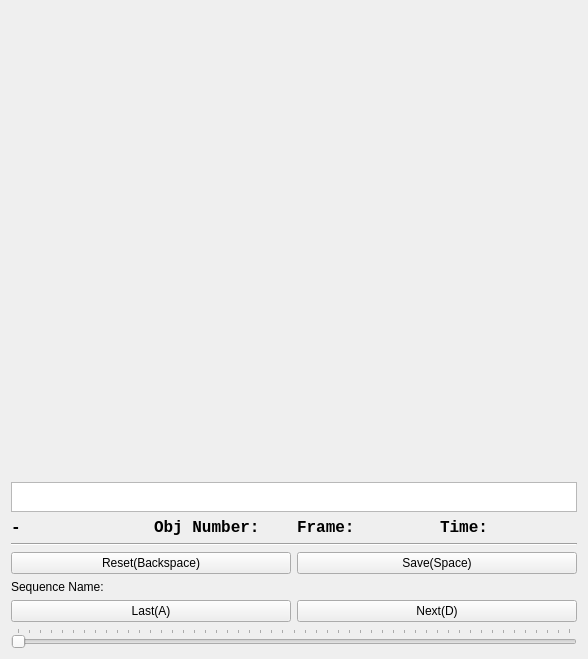
This is scribble_collector_UI.ui in ShenhanQian/inital-scribble-collector as Qt 5 draws it before an edit. The edited form follows.
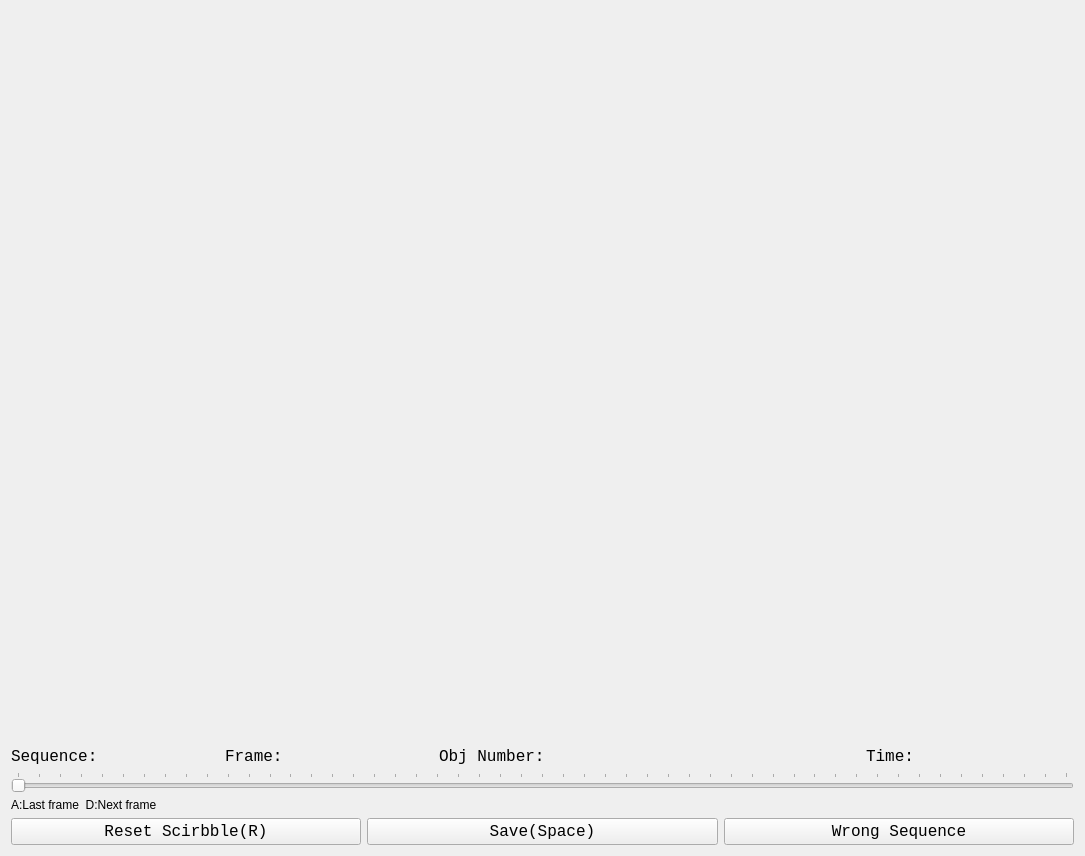
This is the edited form.

Commit message: - Rearrange interaction mode. - Add user json to record labeled and error sequences.

What changed in the file:
```diff
--- a/scribble_collector_UI.ui
+++ b/scribble_collector_UI.ui
@@ -6,8 +6,8 @@
    <rect>
     <x>0</x>
     <y>0</y>
-    <width>588</width>
-    <height>659</height>
+    <width>1085</width>
+    <height>856</height>
    </rect>
   </property>
   <property name="sizePolicy">
@@ -17,7 +17,7 @@
    </sizepolicy>
   </property>
   <property name="windowTitle">
-   <string>Form</string>
+   <string>Initial Scribbles Collector</string>
   </property>
   <layout class="QHBoxLayout" name="horizontalLayout_2">
    <item>
@@ -36,6 +36,9 @@
          <height>0</height>
         </size>
        </property>
+       <property name="cursor">
+        <cursorShape>CrossCursor</cursorShape>
+       </property>
        <property name="text">
         <string/>
        </property>
@@ -44,54 +47,23 @@
        </property>
       </widget>
      </item>
-     <item>
-      <layout class="QGridLayout" name="gridLayout"/>
-     </item>
-     <item>
-      <widget class="QTextBrowser" name="textBrowser">
-       <property name="maximumSize">
-        <size>
-         <width>16777215</width>
-         <height>30</height>
-        </size>
-       </property>
-       <property name="font">
-        <font>
-         <family>Consolas</family>
-         <pointsize>12</pointsize>
-        </font>
-       </property>
-      </widget>
-     </item>
      <item>
       <layout class="QHBoxLayout" name="horizontalLayout_7">
        <item>
-        <widget class="QLabel" name="label_labeld">
+        <widget class="QLabel" name="label_seq">
          <property name="font">
           <font>
            <family>Consolas</family>
            <pointsize>12</pointsize>
-           <weight>75</weight>
-           <bold>true</bold>
+           <weight>50</weight>
+           <italic>false</italic>
+           <bold>false</bold>
+           <underline>false</underline>
+           <strikeout>false</strikeout>
           </font>
          </property>
          <property name="text">
-          <string>-</string>
-         </property>
-        </widget>
-       </item>
-       <item>
-        <widget class="QLabel" name="label_obj">
-         <property name="font">
-          <font>
-           <family>Consolas</family>
-           <pointsize>12</pointsize>
-           <weight>75</weight>
-           <bold>true</bold>
-          </font>
-         </property>
-         <property name="text">
-          <string>Obj Number:  </string>
+          <string>Sequence: </string>
          </property>
         </widget>
        </item>
@@ -107,8 +79,8 @@
           <font>
            <family>Consolas</family>
            <pointsize>12</pointsize>
-           <weight>75</weight>
-           <bold>true</bold>
+           <weight>50</weight>
+           <bold>false</bold>
           </font>
          </property>
          <property name="text">
@@ -116,6 +88,36 @@
          </property>
         </widget>
        </item>
+       <item>
+        <widget class="QLabel" name="label_obj">
+         <property name="font">
+          <font>
+           <family>Consolas</family>
+           <pointsize>12</pointsize>
+           <weight>50</weight>
+           <bold>false</bold>
+          </font>
+         </property>
+         <property name="text">
+          <string>Obj Number:  </string>
+         </property>
+        </widget>
+       </item>
+       <item>
+        <widget class="QLabel" name="label_info">
+         <property name="font">
+          <font>
+           <family>Consolas</family>
+           <pointsize>12</pointsize>
+           <weight>75</weight>
+           <bold>true</bold>
+          </font>
+         </property>
+         <property name="text">
+          <string/>
+         </property>
+        </widget>
+       </item>
        <item>
         <widget class="QLabel" name="label_6">
          <property name="sizePolicy">
@@ -128,8 +130,8 @@
           <font>
            <family>Consolas</family>
            <pointsize>12</pointsize>
-           <weight>75</weight>
-           <bold>true</bold>
+           <weight>50</weight>
+           <bold>false</bold>
           </font>
          </property>
          <property name="text">
@@ -140,107 +142,104 @@
       </layout>
      </item>
      <item>
-      <widget class="Line" name="line_4">
+      <widget class="QSlider" name="horizontalSlider">
+       <property name="sizePolicy">
+        <sizepolicy hsizetype="Minimum" vsizetype="Minimum">
+         <horstretch>0</horstretch>
+         <verstretch>0</verstretch>
+        </sizepolicy>
+       </property>
+       <property name="mouseTracking">
+        <bool>false</bool>
+       </property>
+       <property name="focusPolicy">
+        <enum>Qt::NoFocus</enum>
+       </property>
+       <property name="maximum">
+        <number>50</number>
+       </property>
        <property name="orientation">
         <enum>Qt::Horizontal</enum>
        </property>
+       <property name="tickPosition">
+        <enum>QSlider::TicksAbove</enum>
+       </property>
       </widget>
      </item>
      <item>
-      <layout class="QHBoxLayout" name="horizontalLayout_11">
+      <widget class="QLabel" name="label">
+       <property name="text">
+        <string>A:Last frame  D:Next frame</string>
+       </property>
+      </widget>
+     </item>
+     <item>
+      <layout class="QHBoxLayout" name="horizontalLayout_3">
        <item>
-        <layout class="QHBoxLayout" name="horizontalLayout_4">
-         <item>
-          <layout class="QVBoxLayout" name="verticalLayout_3">
-           <item>
-            <layout class="QHBoxLayout" name="horizontalLayout_3">
-             <item>
-              <widget class="QPushButton" name="pushButton_rst">
-               <property name="sizePolicy">
-                <sizepolicy hsizetype="Minimum" vsizetype="Minimum">
-                 <horstretch>0</horstretch>
-                 <verstretch>0</verstretch>
-                </sizepolicy>
-               </property>
-               <property name="text">
-                <string>Reset(Backspace)</string>
-               </property>
-              </widget>
-             </item>
-             <item>
-              <widget class="QPushButton" name="pushButton_save">
-               <property name="sizePolicy">
-                <sizepolicy hsizetype="Minimum" vsizetype="Minimum">
-                 <horstretch>0</horstretch>
-                 <verstretch>0</verstretch>
-                </sizepolicy>
-               </property>
-               <property name="text">
-                <string>Save(Space)</string>
-               </property>
-              </widget>
-             </item>
-            </layout>
-           </item>
-           <item>
-            <widget class="QLabel" name="label_seq_name">
-             <property name="text">
-              <string>Sequence Name: </string>
-             </property>
-            </widget>
-           </item>
-           <item>
-            <layout class="QHBoxLayout" name="horizontalLayout_13">
-             <item>
-              <widget class="QPushButton" name="pushButton_seq_back">
-               <property name="text">
-                <string>Last(A)</string>
-               </property>
-              </widget>
-             </item>
-             <item>
-              <widget class="QPushButton" name="pushButton_seq_next">
-               <property name="text">
-                <string>Next(D)</string>
-               </property>
-              </widget>
-             </item>
-            </layout>
-           </item>
-           <item>
-            <widget class="QSlider" name="horizontalSlider">
-             <property name="sizePolicy">
-              <sizepolicy hsizetype="Minimum" vsizetype="Minimum">
-               <horstretch>0</horstretch>
-               <verstretch>0</verstretch>
-              </sizepolicy>
-             </property>
-             <property name="mouseTracking">
-              <bool>false</bool>
-             </property>
-             <property name="focusPolicy">
-              <enum>Qt::StrongFocus</enum>
-             </property>
-             <property name="maximum">
-              <number>50</number>
-             </property>
-             <property name="orientation">
-              <enum>Qt::Horizontal</enum>
-             </property>
-             <property name="tickPosition">
-              <enum>QSlider::TicksAbove</enum>
-             </property>
-            </widget>
-           </item>
-          </layout>
-         </item>
-        </layout>
+        <widget class="QPushButton" name="pushButton_rst">
+         <property name="sizePolicy">
+          <sizepolicy hsizetype="Minimum" vsizetype="Minimum">
+           <horstretch>0</horstretch>
+           <verstretch>0</verstretch>
+          </sizepolicy>
+         </property>
+         <property name="font">
+          <font>
+           <family>Consolas</family>
+           <pointsize>12</pointsize>
+           <weight>50</weight>
+           <bold>false</bold>
+          </font>
+         </property>
+         <property name="focusPolicy">
+          <enum>Qt::NoFocus</enum>
+         </property>
+         <property name="text">
+          <string>Reset Scirbble(R)</string>
+         </property>
+        </widget>
+       </item>
+       <item>
+        <widget class="QPushButton" name="pushButton_save">
+         <property name="sizePolicy">
+          <sizepolicy hsizetype="Minimum" vsizetype="Minimum">
+           <horstretch>0</horstretch>
+           <verstretch>0</verstretch>
+          </sizepolicy>
+         </property>
+         <property name="font">
+          <font>
+           <family>Consolas</family>
+           <pointsize>12</pointsize>
+           <weight>50</weight>
+           <bold>false</bold>
+          </font>
+         </property>
+         <property name="text">
+          <string>Save(Space)</string>
+         </property>
+        </widget>
+       </item>
+       <item>
+        <widget class="QPushButton" name="pushButton_err">
+         <property name="font">
+          <font>
+           <family>Consolas</family>
+           <pointsize>12</pointsize>
+           <weight>50</weight>
+           <bold>false</bold>
+          </font>
+         </property>
+         <property name="focusPolicy">
+          <enum>Qt::NoFocus</enum>
+         </property>
+         <property name="text">
+          <string>Wrong Sequence</string>
+         </property>
+        </widget>
        </item>
       </layout>
      </item>
-     <item>
-      <layout class="QHBoxLayout" name="horizontalLayout_9"/>
-     </item>
     </layout>
    </item>
   </layout>
```
The commit also changes 2 other files.
